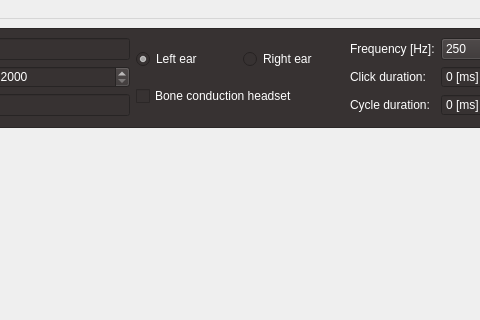
Old version of the form GUI/template.ui in the repository josulas/CABRA; both pictures show x 98 to 578 and y 0 to 320 of the 782 by 639 pixel window.
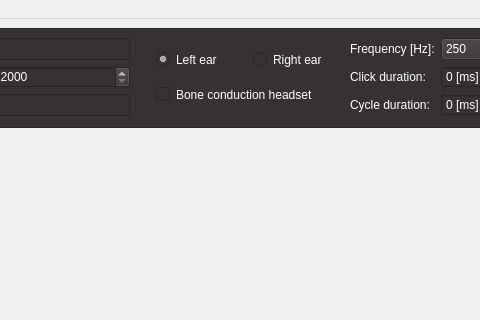
New version of the form. Icons and pictures are not drawn. Custom widgets are drawn as their Qt base class.

Commit message: now with extra bugs

Diff of the .ui file:
```diff
--- a/GUI/template.ui
+++ b/GUI/template.ui
@@ -31,6 +31,8 @@
       </property>
       <property name="styleSheet">
        <string notr="true">background-color: rgb(55, 50, 50);
+gridline-color: rgb(0, 0, 0);
+border-color: rgb(0, 0, 0);
 font: 9pt &quot;Arialt&quot;;
 color: rgb(255, 255, 255);</string>
       </property>
@@ -101,6 +103,9 @@
        </item>
        <item>
         <layout class="QVBoxLayout" name="VLayoutEAR">
+         <property name="leftMargin">
+          <number>20</number>
+         </property>
          <item>
           <layout class="QHBoxLayout" name="HLayoutEar">
            <item>
```
Left out of the diff: 7 changed lines with no effect on the pictures. The commit also changes 2 other files.
